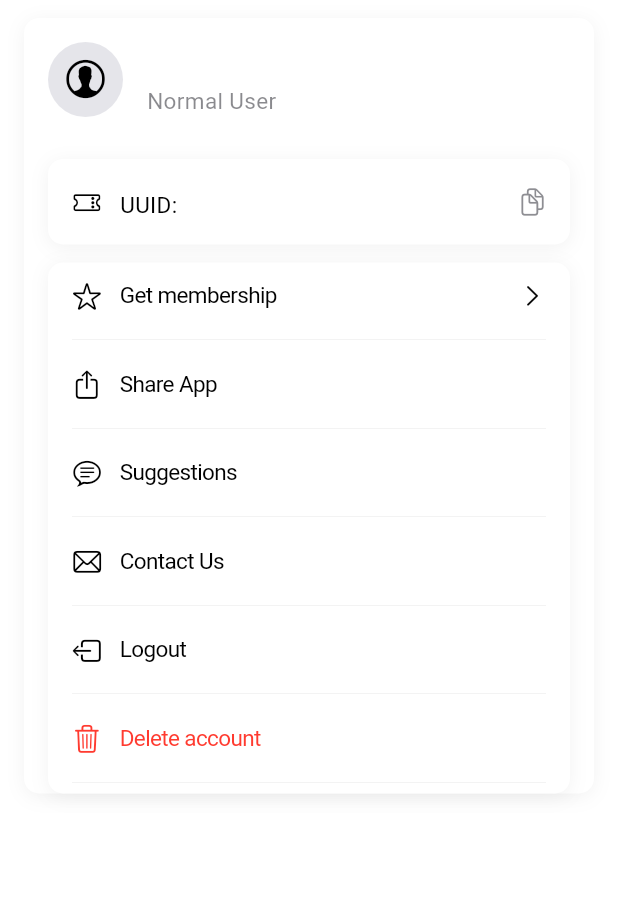
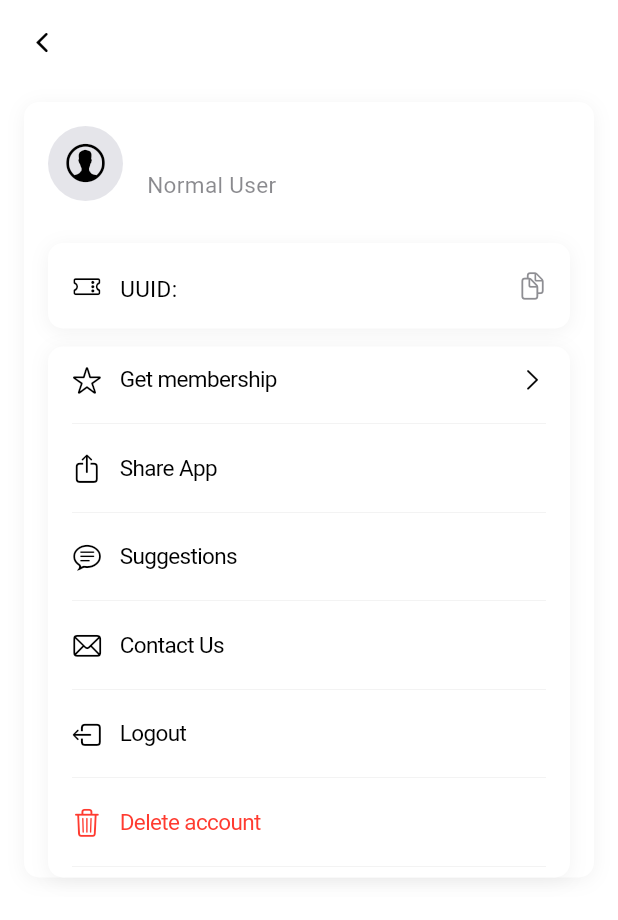
Before and after one commit to Howard0o0/aReminder, a Flutter app: the ProfileScreen screen opened directly, on a phone screen of 412 x 824 dp. Shown: the top 920 px of the screen. Run offline on Flutter 3.47's test engine with Material 3 defaults, Android fonts, the phone set to English and light mode, and no system bars; our stand-ins replace awesome_notifications, device_info_plus, flutter_local_notifications, fluttertoast, package_info_plus, permission_handler and 3 more; missing offline and left inert: flutter_foreground_task, workmanager; accounts and stored records are empty; generated files the repository leaves out were written again; network calls fail.

Commit message:
修复 vip 检测

```diff
--- a/lib/screens/home_screen.dart
+++ b/lib/screens/home_screen.dart
@@ -151,7 +151,8 @@ class _HomeScreenState extends State<HomeScreen> {
   }
 
   bool isNotVipAndTodoRemindersOverflow() {
-    return context.read<AuthProvider>().user?.isVip == false &&
+    final auth = Provider.of<AuthProvider>(context, listen: false);
+    return auth.isVipValid() == false &&
         context.read<RemindersProvider>().incompleteReminders.length >= 10;
   }
 
--- a/lib/screens/profile_screen.dart
+++ b/lib/screens/profile_screen.dart
@@ -199,6 +199,18 @@ class _ProfileScreenState extends State<ProfileScreen>
 
     return Scaffold(
       backgroundColor: CupertinoColors.systemBackground,
+      appBar: AppBar(
+        backgroundColor: CupertinoColors.systemBackground,
+        elevation: 0,
+        leading: CupertinoButton(
+          padding: EdgeInsets.zero,
+          onPressed: () => Navigator.of(context).pop(),
+          child: const Icon(
+            CupertinoIcons.back,
+            color: CupertinoColors.black,
+          ),
+        ),
+      ),
       body: SafeArea(
         child: Consumer<AuthProvider>(
           builder: (context, auth, child) {
```
